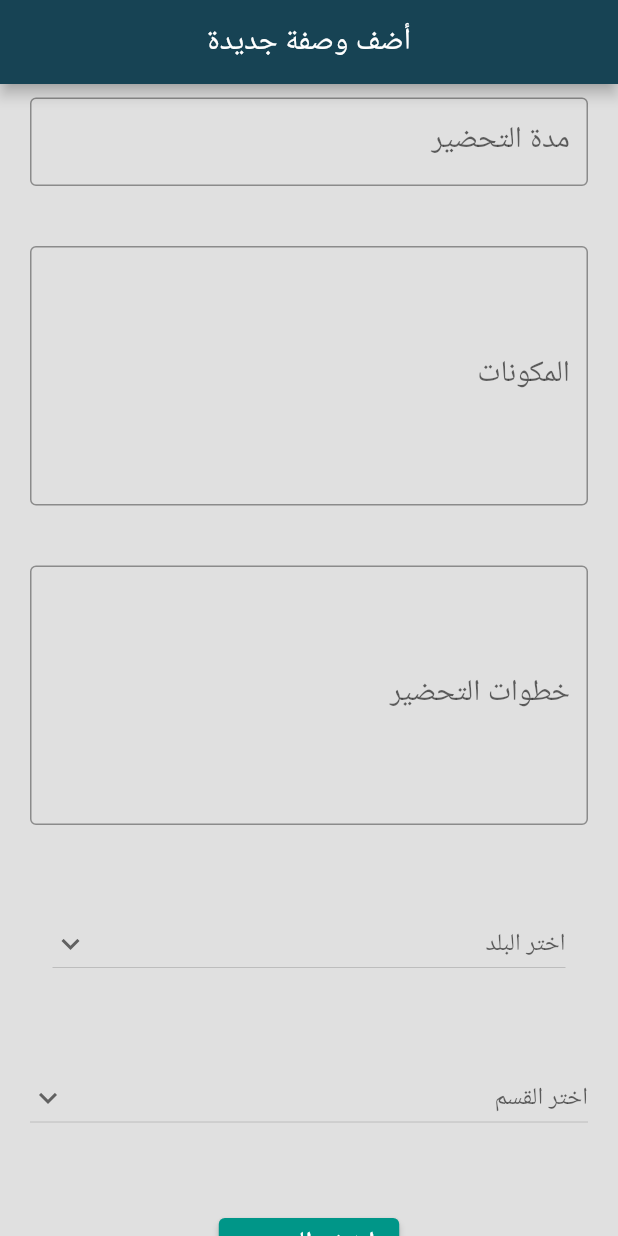
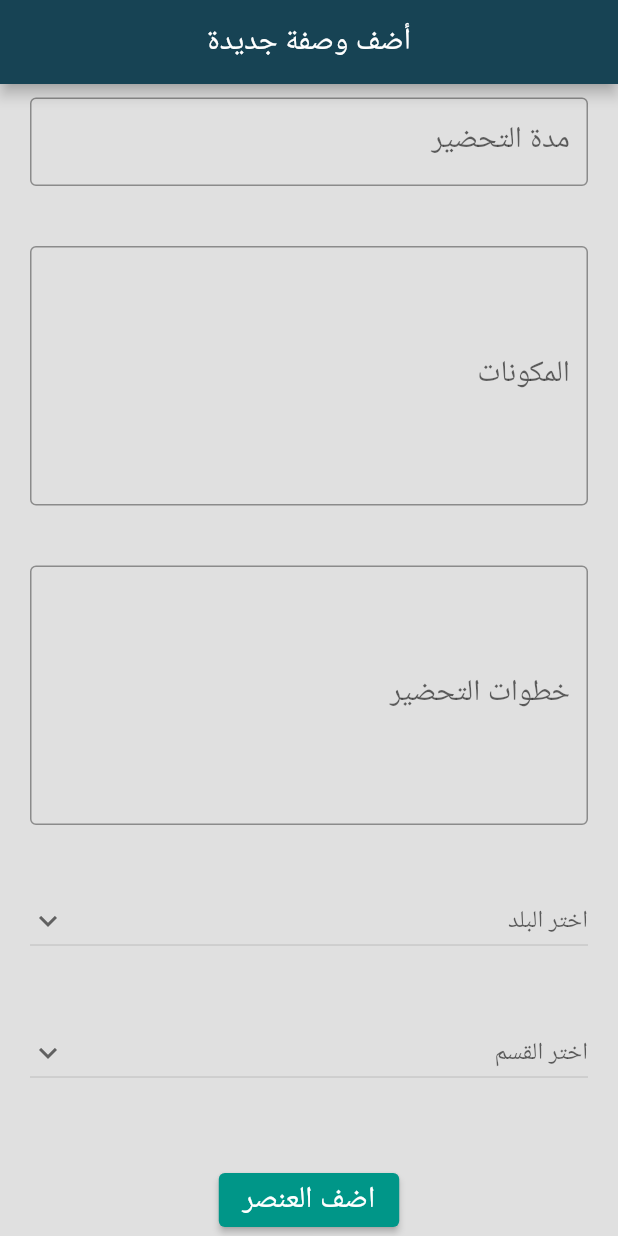
Before and after one commit to MahmodSamir/MealBoard, a Flutter app: the Add screen opened by its route, scrolled down 232 dp, on a phone screen of 412 x 824 dp. Run offline on Flutter 3.47's test engine with Material 2 defaults, Android fonts, the phone set to English and light mode, and no system bars; drawn by our look-alikes of modal_progress_hud_nsn; our stand-ins replace cloud_firestore, connectivity, firebase_auth, firebase_core, firebase_database, firebase_storage and 3 more; missing offline and left inert: favorite_button; accounts and stored records are empty; statements that could not run were skipped.

Commit message:
fix issues

```diff
--- a/recipe_ingredients/lib/pages/account.dart
+++ b/recipe_ingredients/lib/pages/account.dart
@@ -23,7 +23,9 @@ class _AccountState extends State<Account> {
   final _auth = FirebaseAuth.instance;
   @override
   Widget build(BuildContext context) {
-    return Scaffold(
+    return WillPopScope(
+      onWillPop: ()async=>false,
+      child: Scaffold(
         backgroundColor: Colors.grey[300],
         appBar: AppBar(
           centerTitle: true,
@@ -73,6 +75,7 @@ class _AccountState extends State<Account> {
             ],
           ),
         ),
+      ),
     );
   }
 }
--- a/recipe_ingredients/lib/pages/adminAdd.dart
+++ b/recipe_ingredients/lib/pages/adminAdd.dart
@@ -80,7 +80,9 @@ class _AddState extends State<Add> {
 
   @override
   Widget build(BuildContext context) {
-    return ModalProgressHUD(
+    return WillPopScope(
+      onWillPop: ()async=>false,
+      child: ModalProgressHUD(
         inAsyncCall: showSpinner,
         child: Scaffold(
           backgroundColor: Colors.grey[300],
@@ -210,7 +212,7 @@ class _AddState extends State<Add> {
                       Container(
                           margin: EdgeInsets.all(20),
                           child: Padding(
-                          padding: EdgeInsets.all(15),
+                            padding: EdgeInsets.zero,
                             child: DropdownButton<String>(
                               isExpanded: true,
                               value: country,
@@ -221,7 +223,7 @@ class _AddState extends State<Add> {
                                   country = val;
                                 });
                               },
-                            items: <String>['Egyptian', 'English', 'arabic']
+                              items: <String>['مصر','المغرب','سوريا']
                                   .map<DropdownMenuItem<String>>((String value) {
                                 return DropdownMenuItem<String>(
                                   child: Text(value),
@@ -244,7 +246,7 @@ class _AddState extends State<Add> {
                                   category = val;
                                 });
                               },
-                            items: <String>['Egyptian', 'English', 'meat']
+                              items: <String>['دجاج','المقبلات','مأكولات بحرية']
                                   .map<DropdownMenuItem<String>>((String value) {
                                 return DropdownMenuItem<String>(
                                   child: Text(value),
@@ -297,6 +299,7 @@ class _AddState extends State<Add> {
             ),
           ),
         ),
+      ),
     );
   }
 }
--- a/recipe_ingredients/lib/pages/dataControl.dart
+++ b/recipe_ingredients/lib/pages/dataControl.dart
@@ -17,7 +17,7 @@ class DataController extends GetxController{
     List<String> l = ["بيتزا","مشويات","مأكولات بحرية","مشروبات ساخنة"];
     l.shuffle();
     var ls = l.first;
-    return FirebaseFirestore.instance.collection('Items').doc(ls).collection(ls).where('Ingredients', isEqualTo: qurryString).get();
+    return FirebaseFirestore.instance.collection('Items').doc("مصر").collection("مصر").doc("دجاج").collection("دجاج").where('RecipeName', isEqualTo: qurryString).get();
 
   }
 }
--- a/recipe_ingredients/lib/pages/favorites.dart
+++ b/recipe_ingredients/lib/pages/favorites.dart
@@ -10,7 +10,9 @@ class Favorites extends StatelessWidget {
 
   @override
   Widget build(BuildContext context) {
-    return Scaffold(
+    return WillPopScope(
+      onWillPop: ()async=>false,
+      child: Scaffold(
         backgroundColor: Colors.grey[300],
         appBar: AppBar(
           centerTitle: true,
@@ -42,5 +44,6 @@ class Favorites extends StatelessWidget {
 
             },
             )
+      ),
     );
   }}
--- a/recipe_ingredients/lib/pages/filtercountries.dart
+++ b/recipe_ingredients/lib/pages/filtercountries.dart
@@ -8,7 +8,9 @@ class FilterCountry extends StatelessWidget {
 
   @override
   Widget build(BuildContext context) {
-    return Scaffold(
+    return WillPopScope(
+      onWillPop: ()async=>false,
+      child: Scaffold(
         backgroundColor: Colors.grey[300],
         appBar: AppBar(title: const Text("المطابخ",
             style: TextStyle(fontSize: 20),),
@@ -34,6 +36,7 @@ class FilterCountry extends StatelessWidget {
             return const Center(child: CircularProgressIndicator());
           },
         ),
+      ),
     );
   }
 }
--- a/recipe_ingredients/lib/pages/register.dart
+++ b/recipe_ingredients/lib/pages/register.dart
@@ -59,7 +59,7 @@ class _RegisterState extends State<Register> {
                         key: _formkey,
                           child: Column(
                             children:
-                            [SizedBox(height: 40,),
+                            [SizedBox(height: 3,),
                               Text('انشئ حساب جديد',style: TextStyle(fontSize: 20),),
                               SizedBox(height: 20,),
                               TextFormField(
--- a/recipe_ingredients/lib/pages/search.dart
+++ b/recipe_ingredients/lib/pages/search.dart
@@ -44,6 +44,8 @@ class _SearchState extends State<Search> {
     }
     return Directionality(
       textDirection: TextDirection.rtl,
+      child: WillPopScope(
+        onWillPop: ()async=>false,
         child: Scaffold(
           backgroundColor: Colors.grey[300],
           floatingActionButton: (FloatingActionButton(
@@ -89,6 +91,7 @@ class _SearchState extends State<Search> {
             ),
           ),
         ),
+      ),
     );
   }
 }
```
Also changed, not shown: recipe_ingredients/lib/pages/home.dart (+8 -5 lines). Lines whose indentation alone changed are shown as unchanged.
